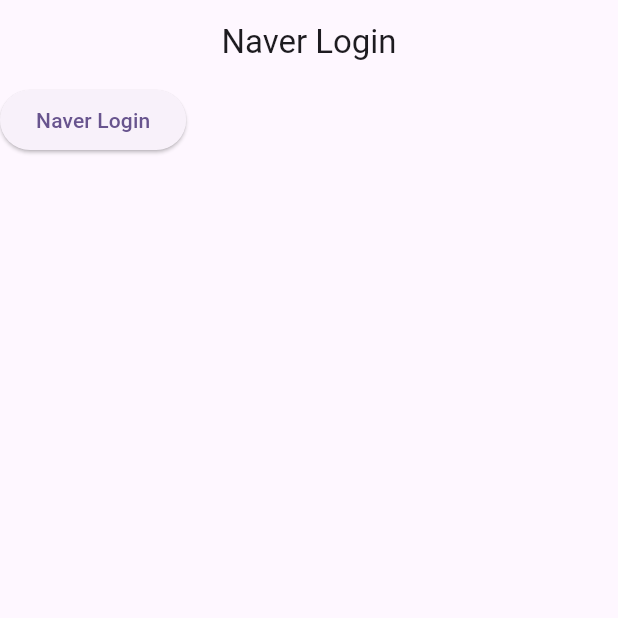
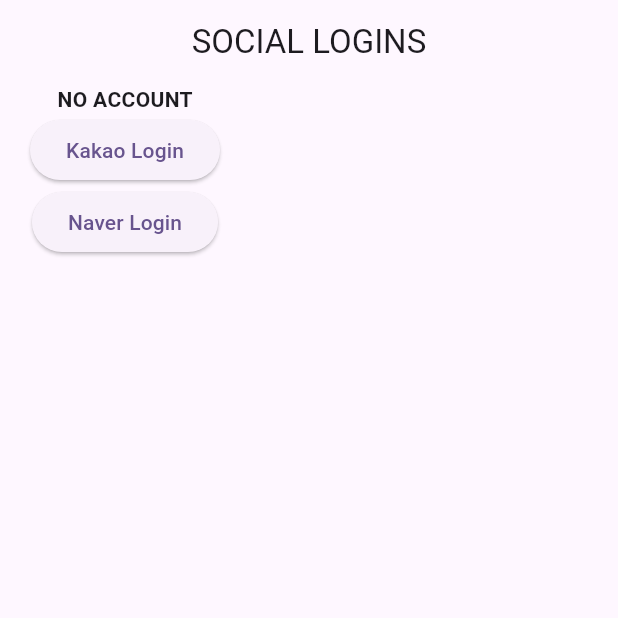
Before and after one commit to donna6355/up_study, a Flutter app: the screen it shows after launch, on a phone screen of 412 x 824 dp, the top half of it. Run offline on Flutter 3.47's test engine with Material 3 defaults, Android fonts, the phone set to English and light mode, and no system bars; missing offline and left inert: flutter_naver_login, kakao_flutter_sdk_user.

Commit message:
[modify] list of login buttons

```diff
--- a/lib/main.dart
+++ b/lib/main.dart
@@ -28,7 +28,52 @@ class MyApp extends StatelessWidget {
         colorScheme: ColorScheme.fromSeed(seedColor: Colors.deepPurple),
         useMaterial3: true,
       ),
-      home: const NaverLogin(),
+      home: const Logins(),
     );
   }
 }
+
+class Logins extends StatefulWidget {
+  const Logins({super.key});
+
+  @override
+  State<Logins> createState() => _LoginsState();
+}
+
+class _LoginsState extends State<Logins> {
+  String status = 'NO ACCOUNT';
+  @override
+  Widget build(BuildContext context) {
+    return Scaffold(
+      appBar: AppBar(
+        title: const Text('SOCIAL LOGINS'),
+        centerTitle: true,
+      ),
+      body: Padding(
+        padding: const EdgeInsets.symmetric(horizontal: 20),
+        child: Column(
+          children: [
+            Text(
+              status,
+              style: TextStyle(fontWeight: FontWeight.bold),
+            ),
+            ElevatedButton(
+              onPressed: () async {
+                final String res = await signInWithKakao();
+                setState(() => status = res);
+              },
+              child: Text('Kakao Login'),
+            ),
+            ElevatedButton(
+              onPressed: () async {
+                final String res = await signInWithNaver();
+                setState(() => status = res);
+              },
+              child: Text('Naver Login'),
+            ),
+          ],
+        ),
+      ),
+    );
+  }
+}
--- a/lib/naver/naver_login.dart
+++ b/lib/naver/naver_login.dart
@@ -1,37 +1,11 @@
-import 'package:flutter/material.dart';
 import 'package:flutter_naver_login/flutter_naver_login.dart';
 
-class NaverLogin extends StatelessWidget {
-  const NaverLogin({super.key});
-
-  Future<void> buttonLoginPressed() async {
-    try {
-      await FlutterNaverLogin.logIn().then((res) {
-        print('accessToken');
-        print(res.accessToken);
-        print('userInfo');
-        print(res.account.toString());
-      });
-    } catch (error) {
-      print('Naver Login Failed $error');
-    }
-  }
-
-  @override
-  Widget build(BuildContext context) {
-    return Scaffold(
-      appBar: AppBar(
-        title: const Text('Naver Login'),
-        centerTitle: true,
-      ),
-      body: Column(
-        children: [
-          ElevatedButton(
-            onPressed: buttonLoginPressed,
-            child: Text('Naver Login'),
-          ),
-        ],
-      ),
-    );
+Future<String> signInWithNaver() async {
+  try {
+    final res = await FlutterNaverLogin.logIn();
+    return 'accessToken${res.accessToken}\nuserInfo${res.account.toString()}';
+    // final token = await FlutterNaverLogin.currentAccessToken;
+  } catch (error) {
+    return 'Naver Login Failed $error';
   }
 }
```
Also changed, not shown: lib/kakao/kakao_login.dart (+4 -34 lines).
